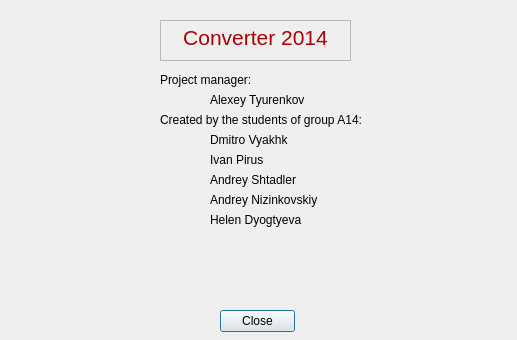
ITAAcademy/ITAInformator, file AdditionalFiles/modal_window.ui: the form before one commit.
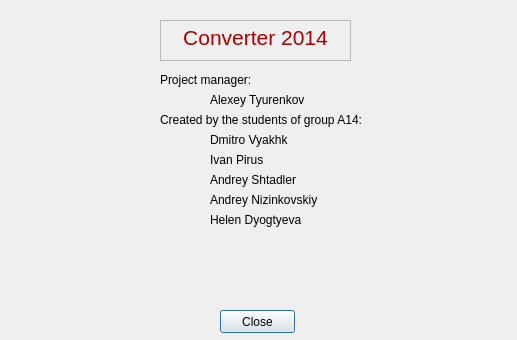
The form after the commit.

The edit to the form file:
```diff
--- a/AdditionalFiles/modal_window.ui
+++ b/AdditionalFiles/modal_window.ui
@@ -159,10 +159,7 @@
     </property>
    </widget>
   </widget>
-  <widget class="QDialogButtonBox" name="buttonBox">
-   <property name="enabled">
-    <bool>true</bool>
-   </property>
+  <widget class="QPushButton" name="pushButton">
    <property name="geometry">
     <rect>
      <x>220</x>
@@ -171,11 +168,8 @@
      <height>23</height>
     </rect>
    </property>
-   <property name="orientation">
-    <enum>Qt::Horizontal</enum>
-   </property>
-   <property name="standardButtons">
-    <set>QDialogButtonBox::Close</set>
+   <property name="text">
+    <string>Close</string>
    </property>
   </widget>
  </widget>
```
Left out of the diff: 12 changed lines with no effect on the pictures.
